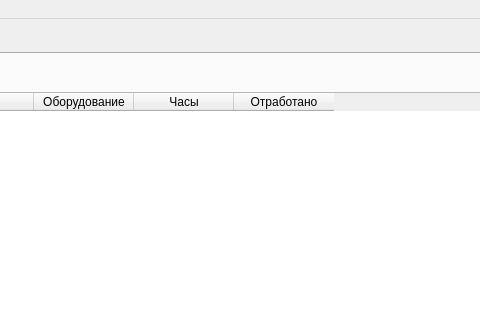
This is mainwindow.ui in Balyaev-D-A/MFDB as Qt 5 draws it before an edit; both pictures show x 387 to 867 and y 0 to 320 of the 1235 by 677 pixel window. The edited form follows.
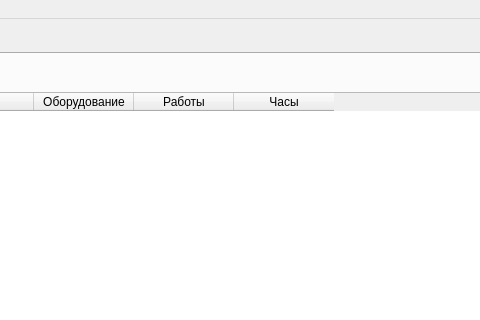
This is the edited form. Icons and pictures are not drawn.

What changed in the file:
```diff
--- a/mainwindow.ui
+++ b/mainwindow.ui
@@ -280,6 +280,9 @@
             <property name="sortingEnabled">
              <bool>true</bool>
             </property>
+            <attribute name="verticalHeaderVisible">
+             <bool>false</bool>
+            </attribute>
             <column>
              <property name="text">
               <string>Id</string>
@@ -305,16 +308,16 @@
               <string>Оборудование</string>
              </property>
             </column>
+            <column>
+             <property name="text">
+              <string>Работы</string>
+             </property>
+            </column>
             <column>
              <property name="text">
               <string>Часы</string>
              </property>
             </column>
-            <column>
-             <property name="text">
-              <string>Отработано</string>
-             </property>
-            </column>
            </widget>
           </item>
           <item>
```
